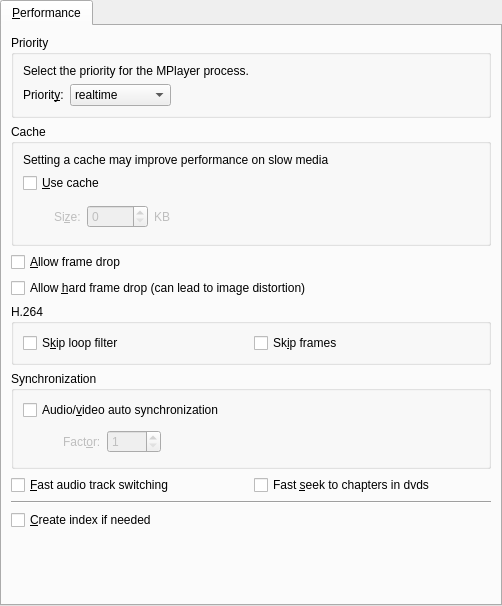
Above: src/prefperformance.ui from wilbert2000/wzplayer before the change. Below: the same form after it.
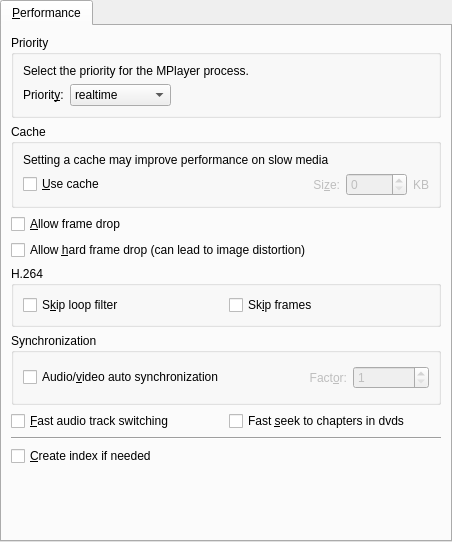
That is the form after the change. Icons and pictures are not drawn.

Commit message: Changed the layout of some sections in preferences to make them smaller

Diff of the .ui file:
```diff
--- a/src/prefperformance.ui
+++ b/src/prefperformance.ui
@@ -5,8 +5,8 @@
    <rect>
     <x>0</x>
     <y>0</y>
-    <width>502</width>
-    <height>606</height>
+    <width>452</width>
+    <height>542</height>
    </rect>
   </property>
   <property name="windowIcon" >
@@ -145,23 +145,14 @@
           <property name="spacing" >
            <number>6</number>
           </property>
-          <item rowspan="2" row="1" column="1" >
-           <spacer>
-            <property name="orientation" >
-             <enum>Qt::Horizontal</enum>
+          <item row="1" column="0" >
+           <widget class="QCheckBox" name="use_cache_check" >
+            <property name="text" >
+             <string>&amp;Use cache</string>
             </property>
-            <property name="sizeType" >
-             <enum>QSizePolicy::Expanding</enum>
-            </property>
-            <property name="sizeHint" >
-             <size>
-              <width>191</width>
-              <height>61</height>
-             </size>
-            </property>
-           </spacer>
+           </widget>
           </item>
-          <item row="2" column="0" >
+          <item row="1" column="1" >
            <layout class="QHBoxLayout" >
             <property name="margin" >
              <number>0</number>
@@ -174,9 +165,6 @@
               <property name="orientation" >
                <enum>Qt::Horizontal</enum>
               </property>
-              <property name="sizeType" >
-               <enum>QSizePolicy::Fixed</enum>
-              </property>
               <property name="sizeHint" >
                <size>
                 <width>31</width>
@@ -193,6 +181,9 @@
               <property name="text" >
                <string>Si&amp;ze:</string>
               </property>
+              <property name="alignment" >
+               <set>Qt::AlignRight|Qt::AlignTrailing|Qt::AlignVCenter</set>
+              </property>
               <property name="wordWrap" >
                <bool>false</bool>
               </property>
@@ -226,13 +217,6 @@
             </item>
            </layout>
           </item>
-          <item row="1" column="0" >
-           <widget class="QCheckBox" name="use_cache_check" >
-            <property name="text" >
-             <string>&amp;Use cache</string>
-            </property>
-           </widget>
-          </item>
           <item row="0" column="0" colspan="2" >
            <widget class="QLabel" name="textLabel1_12" >
             <property name="text" >
@@ -294,7 +278,7 @@
          <property name="title" >
           <string>Synchronization</string>
          </property>
-         <layout class="QVBoxLayout" >
+         <layout class="QHBoxLayout" >
           <property name="margin" >
            <number>9</number>
           </property>
@@ -340,6 +324,9 @@
               <property name="text" >
                <string>Fact&amp;or:</string>
               </property>
+              <property name="alignment" >
+               <set>Qt::AlignRight|Qt::AlignTrailing|Qt::AlignVCenter</set>
+              </property>
               <property name="wordWrap" >
                <bool>false</bool>
               </property>
@@ -361,22 +348,6 @@
               </property>
              </widget>
             </item>
-            <item>
-             <spacer>
-              <property name="orientation" >
-               <enum>Qt::Horizontal</enum>
-              </property>
-              <property name="sizeType" >
-               <enum>QSizePolicy::Expanding</enum>
-              </property>
-              <property name="sizeHint" >
-               <size>
-                <width>105</width>
-                <height>21</height>
-               </size>
-              </property>
-             </spacer>
-            </item>
            </layout>
           </item>
          </layout>
```
The commit also changes 27 other files.
